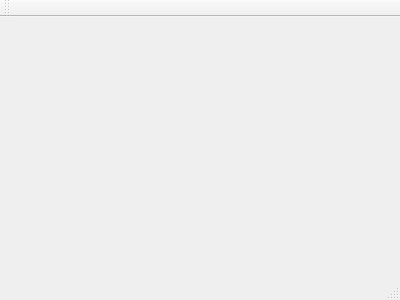
First picture: the form in mainwindow.ui, repository SSttuuddeenntt/Suwak, before the edit.
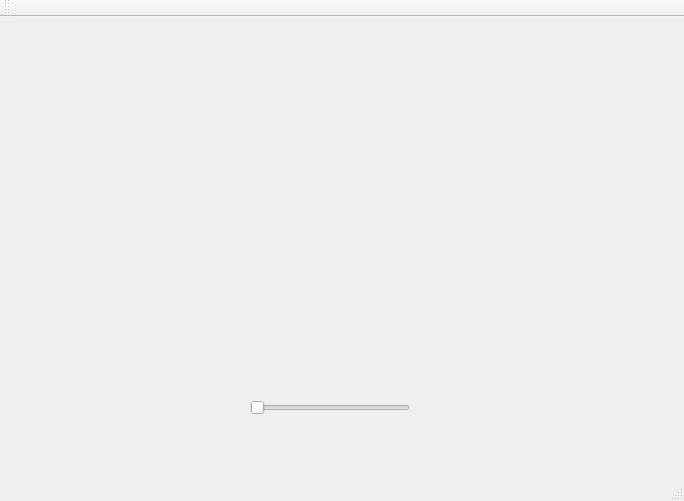
Second picture: the form after the edit.

```diff
--- a/mainwindow.ui
+++ b/mainwindow.ui
@@ -1,24 +1,66 @@
 <ui version="4.0">
  <class>MainWindow</class>
- <widget class="QMainWindow" name="MainWindow" >
-  <property name="geometry" >
+ <widget class="QMainWindow" name="MainWindow">
+  <property name="geometry">
    <rect>
     <x>0</x>
     <y>0</y>
-    <width>400</width>
-    <height>300</height>
+    <width>684</width>
+    <height>501</height>
    </rect>
   </property>
   <property name="windowTitle" >
    <string>MainWindow</string>
   </property>
-  <widget class="QMenuBar" name="menuBar" />
-  <widget class="QToolBar" name="mainToolBar" />
-  <widget class="QWidget" name="centralWidget" />
-  <widget class="QStatusBar" name="statusBar" />
+  <widget class="QWidget" name="centralWidget">
+   <widget class="QSlider" name="Suwak">
+    <property name="geometry">
+     <rect>
+      <x>250</x>
+      <y>380</y>
+      <width>160</width>
+      <height>22</height>
+     </rect>
+    </property>
+    <property name="orientation">
+     <enum>Qt::Horizontal</enum>
+    </property>
+   </widget>
+   <widget class="QLabel" name="label_pic">
+    <property name="geometry">
+     <rect>
+      <x>40</x>
+      <y>10</y>
+      <width>600</width>
+      <height>300</height>
+     </rect>
+    </property>
+    <property name="text">
+     <string/>
+    </property>
+   </widget>
+  </widget>
+  <widget class="QMenuBar" name="menuBar">
+   <property name="geometry">
+    <rect>
+     <x>0</x>
+     <y>0</y>
+     <width>684</width>
+     <height>26</height>
+    </rect>
+   </property>
+  </widget>
+  <widget class="QToolBar" name="mainToolBar">
+   <attribute name="toolBarArea">
+    <enum>TopToolBarArea</enum>
+   </attribute>
+   <attribute name="toolBarBreak">
+    <bool>false</bool>
+   </attribute>
+  </widget>
+  <widget class="QStatusBar" name="statusBar"/>
  </widget>
- <layoutDefault spacing="6" margin="11" />
- <pixmapfunction></pixmapfunction>
+ <layoutdefault spacing="6" margin="11"/>
  <resources/>
  <connections/>
 </ui>
```
Left out of the diff: 3 changed lines with no effect on the pictures.
